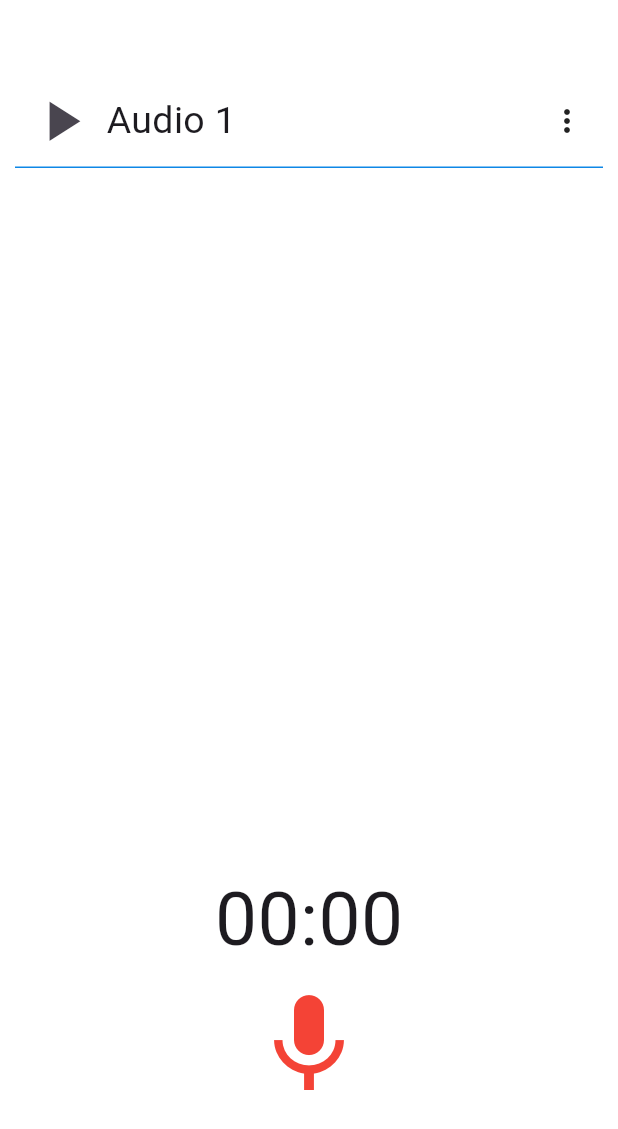
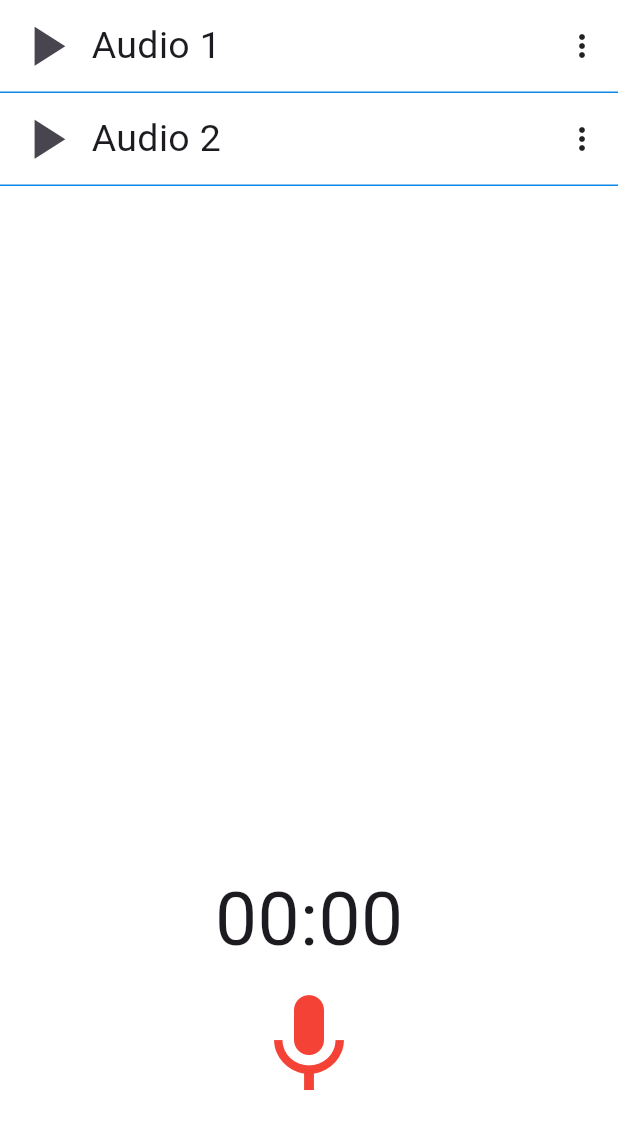
Before and after one commit to yurimatosrodrigues/record-audio, a Flutter app: the screen it shows after launch, on a phone screen of 412 x 824 dp. Shown: the top 1129 px of the screen. Run offline on Flutter 3.47's test engine with Material 3 defaults, Android fonts, the phone set to English and light mode, and no system bars; our stand-ins replace just_audio; missing offline and left inert: record.

Commit message:
feat: constroi lista de audio dinamicamente

```diff
--- a/lib/list_audio.dart
+++ b/lib/list_audio.dart
@@ -1,7 +1,13 @@
 import 'package:flutter/material.dart';
 import 'package:record_audio/menu_widget.dart';
+import 'package:record_audio/model/audio_item_model.dart';
 
 class ListAudio extends StatefulWidget {
+  List<AudioItemModel> audioList = [
+    AudioItemModel(title: 'Audio 1', path: '', createAt: DateTime.now()),
+    AudioItemModel(title: 'Audio 2', path: '', createAt: DateTime.now()),
+  ];
+
   @override
   _ListAudioState createState() => _ListAudioState();
 }
@@ -12,10 +18,11 @@ class _ListAudioState extends State<ListAudio> {
     return SizedBox(
       height: MediaQuery.of(context).size.height * 0.7,
       child: Container(
-        child: ListView(
-          padding: EdgeInsets.fromLTRB(10, 50, 10, 10),
-          children: <Widget>[
-            Container(
+        child: ListView.builder(
+          itemCount: widget.audioList.length,
+
+          itemBuilder: (context, index) {
+            return Container(
               decoration: BoxDecoration(
                 border: Border(
                   bottom: BorderSide(
@@ -32,13 +39,16 @@ class _ListAudioState extends State<ListAudio> {
                     onPressed: () => {},
                   ),
                   Expanded(
-                    child: Text('Audio 1', style: TextStyle(fontSize: 25)),
+                    child: Text(
+                      widget.audioList[index].title,
+                      style: TextStyle(fontSize: 25),
+                    ),
                   ),
                   Menu(),
                 ],
               ),
-            ),
-          ],
+            );
+          },
         ),
       ),
     );
--- a/lib/menu_widget.dart
+++ b/lib/menu_widget.dart
@@ -2,6 +2,8 @@ import 'package:flutter/material.dart';
 import 'package:flutter/services.dart';
 
 class Menu extends StatefulWidget {
+  const Menu({super.key});
+
   @override
   _MenuState createState() => _MenuState();
 }
--- /dev/null
+++ b/lib/model/audio_item_model.dart
@@ -0,0 +1,11 @@
+class AudioItemModel {
+  final String title;
+  final String path;
+  final DateTime createAt;
+
+  AudioItemModel({
+    required this.title,
+    required this.path,
+    required this.createAt,
+  });
+}
```
Also changed, not shown: lib/audio_item_widget.dart (added, +44 -0 lines).
